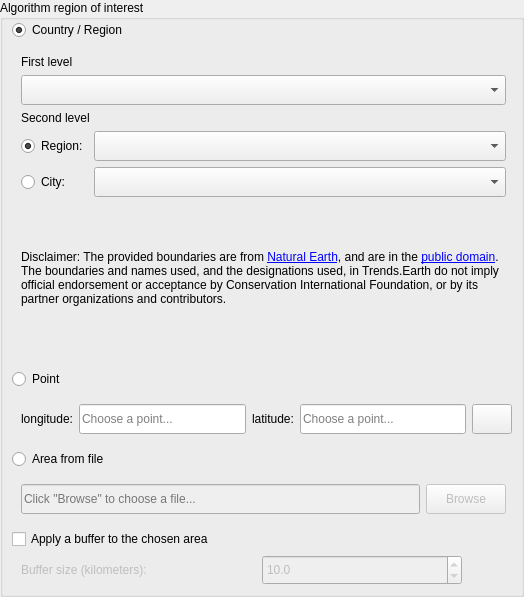
Qt form LDMP/gui/WidgetSelectArea.ui (ConservationInternational/trends.earth) before a commit.
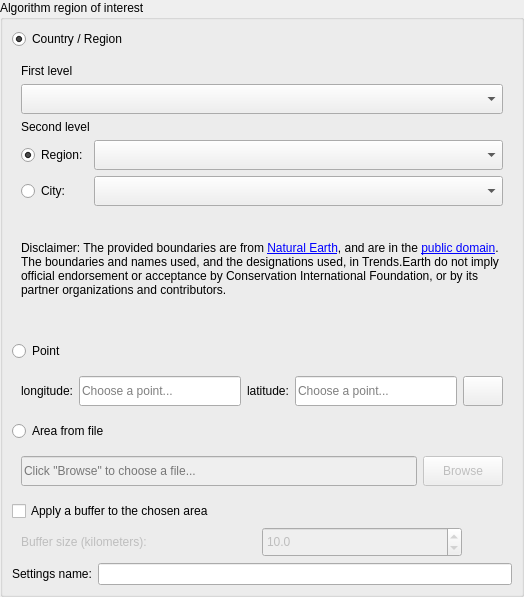
The same form after that commit.

Commit message: addded name for region settings and some minor code cleanups

The edit to the form file:
```diff
--- a/LDMP/gui/WidgetSelectArea.ui
+++ b/LDMP/gui/WidgetSelectArea.ui
@@ -43,23 +43,8 @@
      <property name="title">
       <string>Algorithm region of interest</string>
      </property>
-     <layout class="QGridLayout" name="area_groupbox_gridLayout">
-      <property name="leftMargin">
-       <number>9</number>
-      </property>
-      <property name="topMargin">
-       <number>0</number>
-      </property>
-      <property name="rightMargin">
-       <number>0</number>
-      </property>
-      <property name="bottomMargin">
-       <number>9</number>
-      </property>
-      <property name="spacing">
-       <number>6</number>
-      </property>
-      <item row="0" column="0">
+     <layout class="QVBoxLayout" name="verticalLayout_4">
+      <item>
        <widget class="QRadioButton" name="area_fromadmin">
         <property name="text">
          <string>Country / Region</string>
@@ -72,17 +57,7 @@
         </attribute>
        </widget>
       </item>
-      <item row="11" column="0">
-       <widget class="QRadioButton" name="area_frompoint">
-        <property name="text">
-         <string>Point</string>
-        </property>
-        <attribute name="buttonGroup">
-         <string notr="true">area_radio_buttonGroup</string>
-        </attribute>
-       </widget>
-      </item>
-      <item row="1" column="0">
+      <item>
        <widget class="QFrame" name="frame_country_region">
         <property name="frameShape">
          <enum>QFrame::NoFrame</enum>
@@ -244,89 +219,17 @@
         </layout>
        </widget>
       </item>
-      <item row="13" column="0">
-       <widget class="QRadioButton" name="area_fromfile">
+      <item>
+       <widget class="QRadioButton" name="area_frompoint">
         <property name="text">
-         <string>Area from file</string>
+         <string>Point</string>
         </property>
         <attribute name="buttonGroup">
          <string notr="true">area_radio_buttonGroup</string>
         </attribute>
        </widget>
       </item>
-      <item row="15" column="0">
-       <widget class="QCheckBox" name="checkbox_buffer">
-        <property name="text">
-         <string>Apply a buffer to the chosen area</string>
-        </property>
-       </widget>
-      </item>
-      <item row="14" column="0">
-       <widget class="QFrame" name="frame_area_fromfile">
-        <property name="frameShape">
-         <enum>QFrame::NoFrame</enum>
-        </property>
-        <property name="frameShadow">
-         <enum>QFrame::Plain</enum>
-        </property>
-        <layout class="QHBoxLayout" name="horizontalLayout_3">
-         <item>
-          <widget class="QLineEdit" name="area_fromfile_file">
-           <property name="enabled">
-            <bool>false</bool>
-           </property>
-           <property name="sizePolicy">
-            <sizepolicy hsizetype="Expanding" vsizetype="Fixed">
-             <horstretch>0</horstretch>
-             <verstretch>0</verstretch>
-            </sizepolicy>
-           </property>
-           <property name="minimumSize">
-            <size>
-             <width>120</width>
-             <height>30</height>
-            </size>
-           </property>
-           <property name="readOnly">
-            <bool>true</bool>
-           </property>
-           <property name="placeholderText">
-            <string>Click &quot;Browse&quot; to choose a file...</string>
-           </property>
-          </widget>
-         </item>
-         <item>
-          <widget class="QPushButton" name="area_fromfile_browse">
-           <property name="enabled">
-            <bool>false</bool>
-           </property>
-           <property name="sizePolicy">
-            <sizepolicy hsizetype="Minimum" vsizetype="Minimum">
-             <horstretch>0</horstretch>
-             <verstretch>0</verstretch>
-            </sizepolicy>
-           </property>
-           <property name="minimumSize">
-            <size>
-             <width>0</width>
-             <height>30</height>
-            </size>
-           </property>
-           <property name="maximumSize">
-            <size>
-             <width>80</width>
-             <height>16777215</height>
-            </size>
-           </property>
-           <property name="text">
-            <string>Browse</string>
-           </property>
-          </widget>
-         </item>
-        </layout>
-       </widget>
-      </item>
-      <item row="12" column="0" colspan="2">
+      <item>
        <widget class="QFrame" name="frame_area_frompoint">
         <property name="sizePolicy">
          <sizepolicy hsizetype="Preferred" vsizetype="Fixed">
@@ -430,7 +333,89 @@
         </layout>
        </widget>
       </item>
-      <item row="16" column="0">
+      <item>
+       <widget class="QRadioButton" name="area_fromfile">
+        <property name="text">
+         <string>Area from file</string>
+        </property>
+        <attribute name="buttonGroup">
+         <string notr="true">area_radio_buttonGroup</string>
+        </attribute>
+       </widget>
+      </item>
+      <item>
+       <widget class="QFrame" name="frame_area_fromfile">
+        <property name="frameShape">
+         <enum>QFrame::NoFrame</enum>
+        </property>
+        <property name="frameShadow">
+         <enum>QFrame::Plain</enum>
+        </property>
+        <layout class="QHBoxLayout" name="horizontalLayout_3">
+         <item>
+          <widget class="QLineEdit" name="area_fromfile_file">
+           <property name="enabled">
+            <bool>false</bool>
+           </property>
+           <property name="sizePolicy">
+            <sizepolicy hsizetype="Expanding" vsizetype="Fixed">
+             <horstretch>0</horstretch>
+             <verstretch>0</verstretch>
+            </sizepolicy>
+           </property>
+           <property name="minimumSize">
+            <size>
+             <width>120</width>
+             <height>30</height>
+            </size>
+           </property>
+           <property name="readOnly">
+            <bool>true</bool>
+           </property>
+           <property name="placeholderText">
+            <string>Click &quot;Browse&quot; to choose a file...</string>
+           </property>
+          </widget>
+         </item>
+         <item>
+          <widget class="QPushButton" name="area_fromfile_browse">
+           <property name="enabled">
+            <bool>false</bool>
+           </property>
+           <property name="sizePolicy">
+            <sizepolicy hsizetype="Minimum" vsizetype="Minimum">
+             <horstretch>0</horstretch>
+             <verstretch>0</verstretch>
+            </sizepolicy>
+           </property>
+           <property name="minimumSize">
+            <size>
+             <width>0</width>
+             <height>30</height>
+            </size>
+           </property>
+           <property name="maximumSize">
+            <size>
+             <width>80</width>
+             <height>16777215</height>
+            </size>
+           </property>
+           <property name="text">
+            <string>Browse</string>
+           </property>
+          </widget>
+         </item>
+        </layout>
+       </widget>
+      </item>
+      <item>
+       <widget class="QCheckBox" name="checkbox_buffer">
+        <property name="text">
+         <string>Apply a buffer to the chosen area</string>
+        </property>
+       </widget>
+      </item>
+      <item>
        <widget class="QFrame" name="frame">
         <property name="enabled">
          <bool>false</bool>
@@ -522,6 +507,20 @@
         </layout>
        </widget>
       </item>
+      <item>
+       <layout class="QHBoxLayout" name="horizontalLayout_2">
+        <item>
+         <widget class="QLabel" name="label_2">
+          <property name="text">
+           <string>Settings name:</string>
+          </property>
+         </widget>
+        </item>
+        <item>
+         <widget class="QLineEdit" name="area_settings_name"/>
+        </item>
+       </layout>
+      </item>
      </layout>
     </widget>
    </item>
```
The commit also changes 3 other files.
